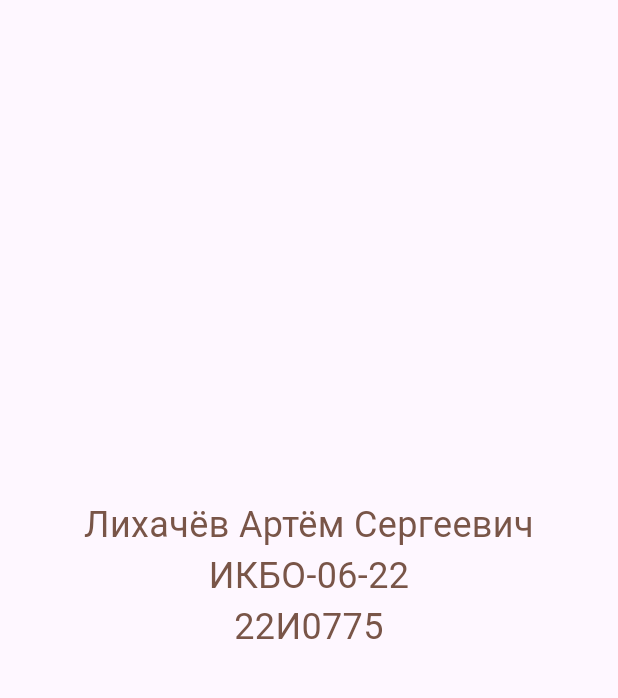
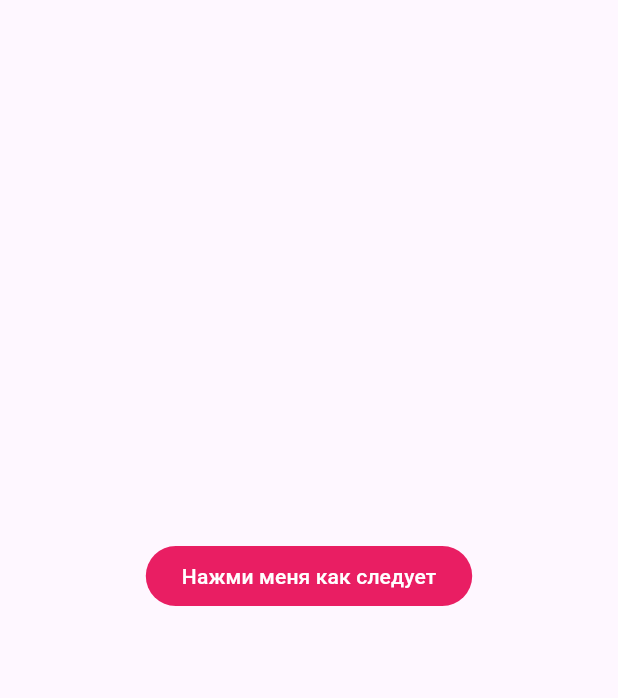
Before and after one commit to Minuano2653/Flutter_practice_3, a Flutter app: the screen it shows after launch, on a phone screen of 412 x 824 dp, the part 84-782 px from its top. Run offline on Flutter 3.47's test engine with Material 3 defaults, Android fonts, the phone set to English and light mode, and no system bars.

Commit message:
Эксперимент с виджетом ElevatedButton

```diff
--- a/lib/main.dart
+++ b/lib/main.dart
@@ -45,13 +45,22 @@ class _MyHomePageState extends State<MyHomePage> {
         backgroundColor: Theme.of(context).colorScheme.inversePrimary,
         title: Text(widget.title),
       ),
-      body: const Center(
-        child: Text(
-          'Лихачёв Артём Сергеевич\nИКБО-06-22\n22И0775',
-          textAlign: TextAlign.center,
-          style: TextStyle(
-            fontSize: 24,
-            color: Colors.brown
+      body: Center(
+        child: ElevatedButton(
+          onPressed: null,
+          style: ButtonStyle(
+            backgroundColor: WidgetStateProperty.all(Colors.pink),
+            shape: WidgetStateProperty.all(
+              RoundedRectangleBorder(
+                borderRadius: BorderRadius.circular(24),
+              ),
+            ),
+          ),
+          child: const Text(
+            'Нажми меня как следует',
+            style: TextStyle(
+              color: Colors.white
+            ),
           ),
         )
       )
```
